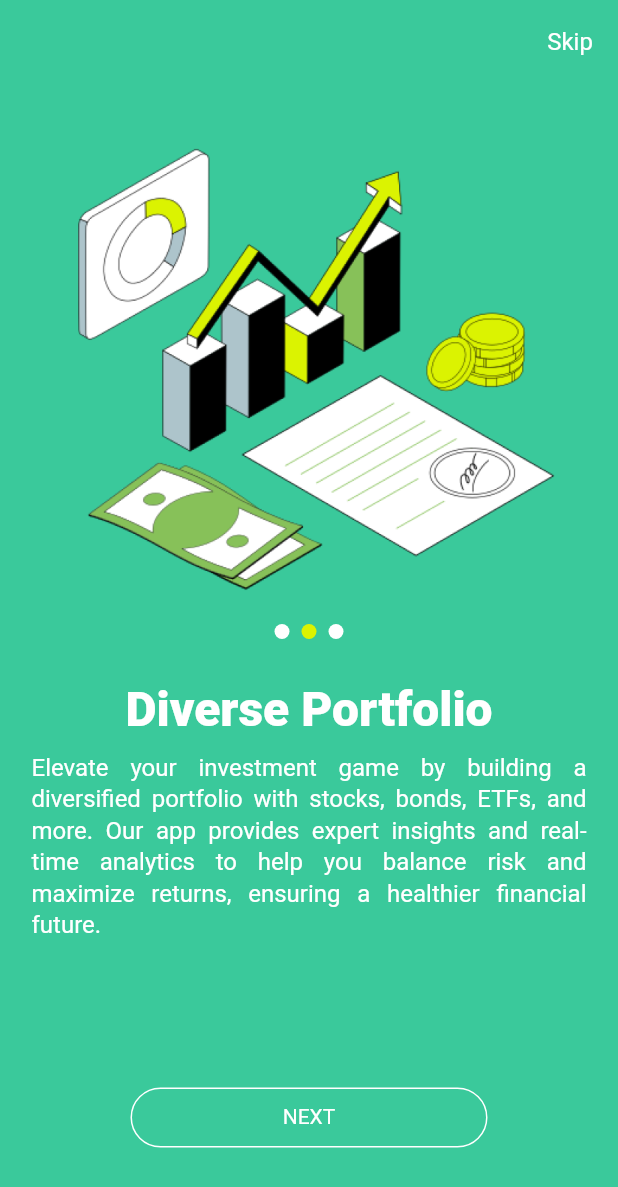
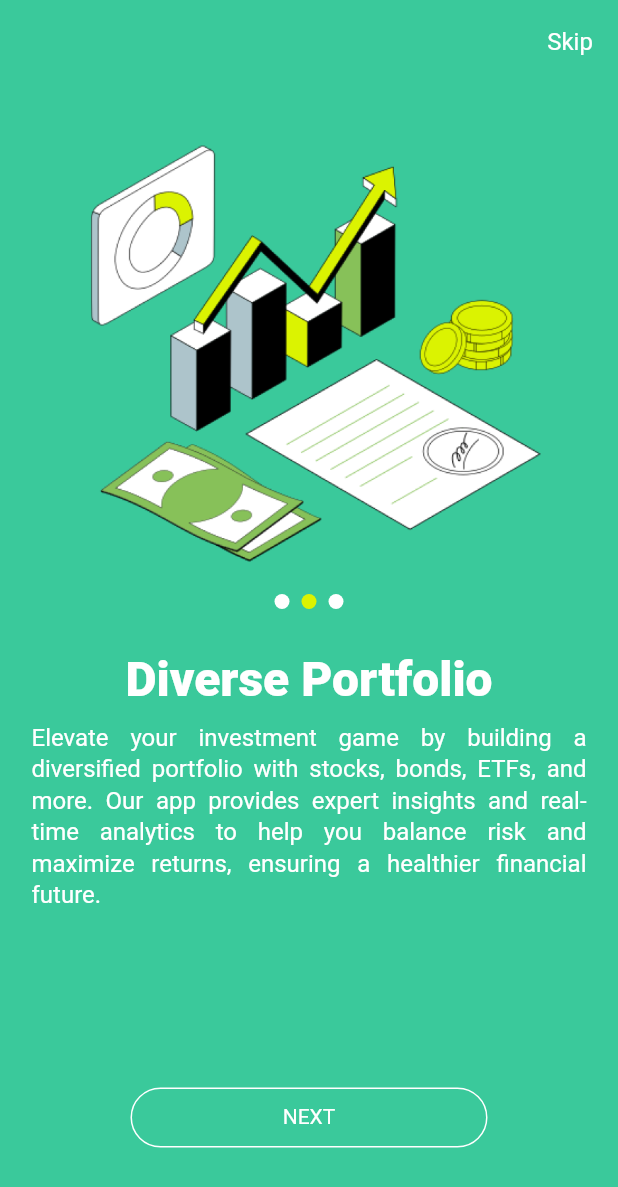
Before and after one commit to boolkaco/investment-app, a Flutter app: the screen it shows after launch, after a tap on "NEXT", on a phone screen of 412 x 824 dp. Shown: the top 1187 px of the screen. Run offline on Flutter 3.47's test engine with Material 3 defaults, Android fonts, the light colour scheme and no system bars; our stand-ins replace easy_localization, equatable, flutter_bloc, hive, hive_flutter; accounts and stored records are empty; generated files the repository leaves out were written again.

Commit message:
fix some bugs

```diff
--- a/lib/app.dart
+++ b/lib/app.dart
@@ -25,7 +25,6 @@ class App extends StatelessWidget {
       ],
       child: Consumer<ThemeNotifier>(
         builder: (context, themeNotifier, child) {
-          print(themeNotifier.currentTheme.primaryColor);
           return Builder(
             builder: (context) {
               return MaterialApp(
--- a/lib/screens/onboarding_screen.dart
+++ b/lib/screens/onboarding_screen.dart
@@ -79,8 +79,8 @@ class _OnboardingScreenState extends State<OnboardingScreen> {
                 Center(
                   child: ConstrainedBox(
                     constraints: const BoxConstraints(
-                      maxWidth: 360,
-                      maxHeight: 360,
+                      maxWidth: 340,
+                      maxHeight: 340,
                     ),
                     child: AnimatedSwitcher(
                       duration: const Duration(milliseconds: 500),
--- a/lib/screens/profile/profile_screen.dart
+++ b/lib/screens/profile/profile_screen.dart
@@ -101,11 +101,6 @@ class _ProfileScreenState extends State<ProfileScreen> {
                         },
                       ),
                       ProfileEntry(
-                        icon: Icons.notifications,
-                        title: tr('notifications'),
-                        callback: () {},
-                      ),
-                      ProfileEntry(
                         icon: Icons.help,
                         title: tr('help'),
                         callback: () {},
--- a/lib/utils/theme_notifier.dart
+++ b/lib/utils/theme_notifier.dart
@@ -12,6 +12,8 @@ class ThemeNotifier with ChangeNotifier {
         : AppTheme.darkTheme;
   }
 
+  AppThemeType get currentThemeType => _currentThemeType;
+
   void switchTheme() {
     _currentThemeType = _currentThemeType == AppThemeType.light
         ? AppThemeType.dark
--- a/lib/widgets/appbars/home_appbar.dart
+++ b/lib/widgets/appbars/home_appbar.dart
@@ -1,8 +1,12 @@
+import 'dart:io';
+
 import 'package:flutter/material.dart';
+import 'package:flutter/services.dart';
 import 'package:flutter_bloc/flutter_bloc.dart';
 import 'package:investment_app/bloc/navigation/navigation_bloc.dart';
 import 'package:investment_app/bloc/profile/profile_bloc.dart';
 import 'package:easy_localization/easy_localization.dart';
+import 'package:investment_app/router/app_routes.dart';
 
 class HomeAppbar extends StatelessWidget implements PreferredSizeWidget {
   final bool isProfile;
@@ -40,10 +44,26 @@ class HomeAppbar extends StatelessWidget implements PreferredSizeWidget {
                         .copyWith(fontSize: 22),
                   ),
                 if (state.isEditProfile!)
-                  Icon(
-                    Icons.exit_to_app,
-                    size: 20,
-                    color: Theme.of(context).iconTheme.color,
+                  GestureDetector(
+                    onTap: () {
+                      try {
+                        if (Platform.isAndroid) {
+                          SystemNavigator.pop();
+                        } else if (Platform.isIOS) {
+                          exit(0);
+                        }
+                      } catch (err) {
+                        Navigator.pushReplacementNamed(
+                          context,
+                          AppRoutes.onboarding,
+                        );
+                      }
+                    },
+                    child: Icon(
+                      Icons.exit_to_app,
+                      size: 20,
+                      color: Theme.of(context).iconTheme.color,
+                    ),
                   )
                 else
                   Icon(
--- a/lib/widgets/slider/app_slider_content.dart
+++ b/lib/widgets/slider/app_slider_content.dart
@@ -13,6 +13,17 @@ class AppSliderContent extends StatelessWidget {
 
   @override
   Widget build(BuildContext context) {
+    var screenSize = MediaQuery.of(context).size;
+
+    var textStyle = (screenSize.width < 400)
+        ? Theme.of(context).textTheme.headlineMedium!.copyWith(
+              color: AppColors.white,
+              fontSize: 14,
+            )
+        : Theme.of(context).textTheme.headlineMedium!.copyWith(
+              color: AppColors.white,
+            );
+
     return Column(
       children: [
         Text(
@@ -26,9 +37,7 @@ class AppSliderContent extends StatelessWidget {
         Text(
           content,
           textAlign: TextAlign.justify,
-          style: Theme.of(context).textTheme.headlineMedium!.copyWith(
-                color: AppColors.white,
-              ),
+          style: textStyle,
         ),
       ],
     );
```
Also changed, not shown: lib/screens/settings/settings_screen.dart (+10 -3 lines).
